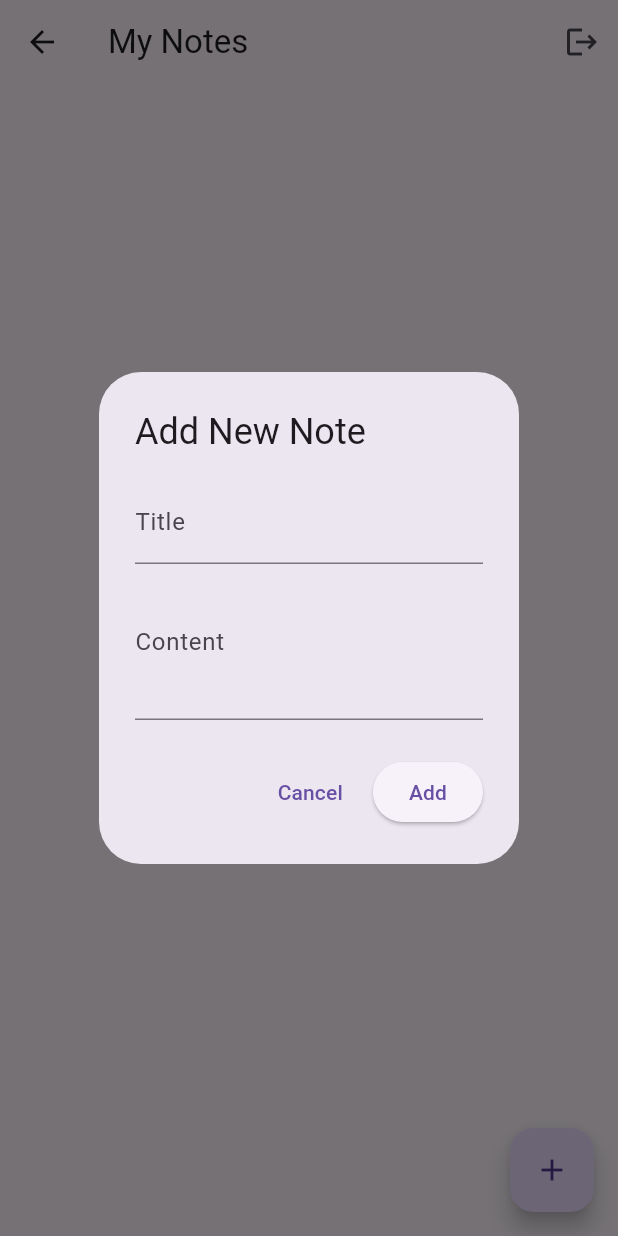
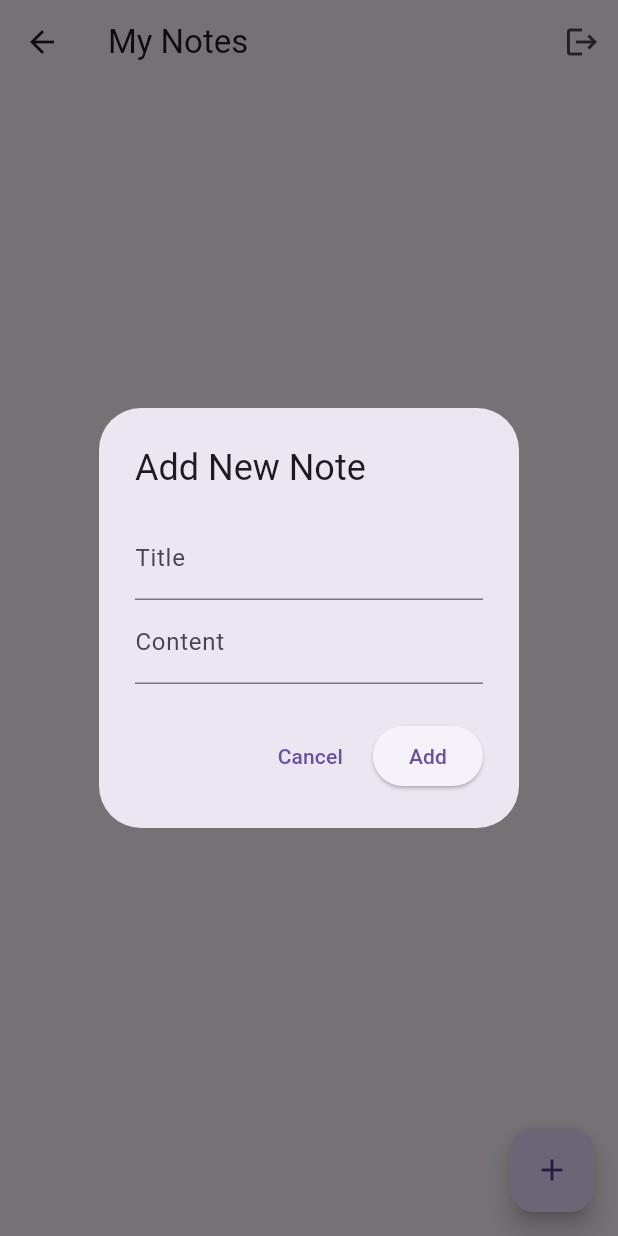
Before and after one commit to 1heodora-e/notes_app_theodora, a Flutter app: the NotesScreen screen opened directly, after a tap on the "add" icon, on a phone screen of 412 x 824 dp. Run offline on Flutter 3.47's test engine with Material 3 defaults, Android fonts, the phone set to English and light mode, and no system bars; our stand-ins replace bloc, cloud_firestore, equatable, firebase_auth, firebase_core, flutter_bloc; accounts and stored records are empty; generated files the repository leaves out were written again.

```diff
--- a/lib/cubits/auth/auth_cubit.dart
+++ b/lib/cubits/auth/auth_cubit.dart
@@ -13,7 +13,7 @@ class AuthCubit extends Cubit<AuthState> {
     try {
       await _auth.signInWithEmailAndPassword(email: email, password: password);
       emit(AuthSuccess(_auth.currentUser!));
-    } on FirebaseAuthException catch (e) { // <--- CATCH SPECIFIC FIREBASEAUTHEXCEPTIONS
+    } on FirebaseAuthException catch (e) {
       String errorMessage = 'An unknown error occurred.';
       if (e.code == 'user-not-found') {
         errorMessage = 'No user found for that email.';
@@ -35,7 +35,7 @@ class AuthCubit extends Cubit<AuthState> {
     try {
       await _auth.createUserWithEmailAndPassword(email: email, password: password);
       emit(AuthSuccess(_auth.currentUser!));
-    } on FirebaseAuthException catch (e) { // <--- CATCH SPECIFIC FIREBASEAUTHEXCEPTIONS
+    } on FirebaseAuthException catch (e) {
       String errorMessage = 'An unknown error occurred.';
       if (e.code == 'weak-password') {
         errorMessage = 'The password provided is too weak.';
@@ -56,7 +56,7 @@ class AuthCubit extends Cubit<AuthState> {
     emit(AuthLoading());
     try {
       await _auth.signOut();
-      emit(AuthInitial()); // Go back to initial state after logout
+      emit(AuthInitial());
     } catch (e) {
       emit(AuthError('Failed to sign out: ${e.toString()}'));
     }
--- a/lib/cubits/notes/notes_cubit.dart
+++ b/lib/cubits/notes/notes_cubit.dart
@@ -3,7 +3,7 @@ import 'package:bloc/bloc.dart';
 import 'package:notes_app/cubits/notes/notes_state.dart';
 import 'package:notes_app/models/note.dart';
 import 'package:notes_app/repositories/notes_repository.dart';
-import 'dart:async';
+import 'dart:async'; // For StreamSubscription
 
 class NotesCubit extends Cubit<NotesState> {
   final NotesRepository _notesRepository;
@@ -16,36 +16,39 @@ class NotesCubit extends Cubit<NotesState> {
     _notesSubscription = null;
 
     emit(NotesLoading());
+    print('NotesCubit: listenToNotes called for userId: $userId. Emitting NotesLoading.');
     try {
       _notesSubscription = _notesRepository.getNotesStream(userId).listen(
-            (notes) {
-          emit(NotesLoaded(notes)); // This keeps the list updated
+            (List<Note> notes) {
+          print('NotesCubit: Received ${notes.length} notes from stream. Emitting NotesLoaded.');
+          emit(NotesLoaded(notes));
         },
         onError: (error) {
+          print('NotesCubit: Stream error: $error');
           emit(NotesError('Failed to listen to notes: ${error.toString()}'));
         },
       );
-    } catch (e) {
+    } catch (e) { // <--- Correct catch block for the try above
+      print('NotesCubit: Error setting up listener: ${e.toString()}'); // Added .toString() for clarity
       emit(NotesError('Failed to setup notes listener: ${e.toString()}'));
     }
-  }
+  } // <--- This closes the listenToNotes method correctly
 
   @override
   Future<void> close() {
     _notesSubscription?.cancel();
+    print('NotesCubit: Closing subscription and Cubit.');
     return super.close();
   }
 
   Future<void> addNote(String userId, String title, String content) async {
     try {
       await _notesRepository.addNote(userId, title, content);
-      // Emit success, then immediately re-emit the current notes state
-      // to ensure the list is displayed correctly after the action.
-      emit(const NotesActionSuccess('Note added successfully!')); // <--- NEW LINE
-      if (state is NotesLoaded) { // Only re-emit NotesLoaded if we were already in that state
-        emit(NotesLoaded((state as NotesLoaded).notes));
-      }
+      emit(const NotesActionSuccess('Note added successfully!'));
+      print('NotesCubit: Note added. Emitting NotesActionSuccess.');
+      // The stream listener should handle updating NotesLoaded.
     } catch (e) {
+      print('NotesCubit: Failed to add note: ${e.toString()}');
       emit(NotesError('Failed to add note: ${e.toString()}'));
     }
   }
@@ -53,12 +56,11 @@ class NotesCubit extends Cubit<NotesState> {
   Future<void> updateNote(String noteId, String newTitle, String newContent) async {
     try {
       await _notesRepository.updateNote(noteId, newTitle, newContent);
-      // Emit success, then immediately re-emit the current notes state
-      emit(const NotesActionSuccess('Note updated successfully!')); // <--- NEW LINE
-      if (state is NotesLoaded) {
-        emit(NotesLoaded((state as NotesLoaded).notes));
-      }
+      emit(const NotesActionSuccess('Note updated successfully!'));
+      print('NotesCubit: Note updated. Emitting NotesActionSuccess.');
+      // The stream listener should handle updating NotesLoaded.
     } catch (e) {
+      print('NotesCubit: Failed to update note: ${e.toString()}');
       emit(NotesError('Failed to update note: ${e.toString()}'));
     }
   }
@@ -66,12 +68,11 @@ class NotesCubit extends Cubit<NotesState> {
   Future<void> deleteNote(String noteId) async {
     try {
       await _notesRepository.deleteNote(noteId);
-      // Emit success, then immediately re-emit the current notes state
-      emit(const NotesActionSuccess('Note deleted successfully!')); // <--- NEW LINE
-      if (state is NotesLoaded) {
-        emit(NotesLoaded((state as NotesLoaded).notes));
-      }
+      emit(const NotesActionSuccess('Note deleted successfully!'));
+      print('NotesCubit: Note deleted. Emitting NotesActionSuccess.');
+      // The stream listener should handle updating NotesLoaded.
     } catch (e) {
+      print('NotesCubit: Failed to delete note: ${e.toString()}');
       emit(NotesError('Failed to delete note: ${e.toString()}'));
     }
   }
--- a/lib/models/note.dart
+++ b/lib/models/note.dart
@@ -1,14 +1,15 @@
 // lib/models/note.dart
 import 'package:cloud_firestore/cloud_firestore.dart';
+import 'package:equatable/equatable.dart';
 
-class Note {
+class Note extends Equatable {
   final String id;
   final String userId;
   final String title;
   final String content;
-  final Timestamp timestamp; // Use Timestamp for consistent Firestore dates
+  final Timestamp timestamp;
 
-  Note({
+  const Note({
     required this.id,
     required this.userId,
     required this.title,
@@ -16,19 +17,17 @@ class Note {
     required this.timestamp,
   });
 
-  // Factory constructor to create a Note object from a Firestore DocumentSnapshot
   factory Note.fromFirestore(DocumentSnapshot doc) {
     final data = doc.data() as Map<String, dynamic>;
     return Note(
-      id: doc.id, // The document ID from Firestore
-      userId: data['userId'] as String? ?? '', // Handle potential null
-      title: data['title'] as String? ?? 'No Title', // Handle potential null
-      content: data['content'] as String? ?? '', // Handle potential null
-      timestamp: data['timestamp'] as Timestamp? ?? Timestamp.now(), // Handle potential null
+      id: doc.id,
+      userId: data['userId'] as String,
+      title: data['title'] as String,
+      content: data['content'] as String,
+      timestamp: data['timestamp'] as Timestamp,
     );
   }
 
-  // Method to convert a Note object to a Map for Firestore
   Map<String, dynamic> toFirestore() {
     return {
       'userId': userId,
@@ -37,4 +36,7 @@ class Note {
       'timestamp': timestamp,
     };
   }
+
+  @override
+  List<Object> get props => [id, userId, title, content, timestamp];
 }
--- a/lib/repositories/firestore_notes_repository.dart
+++ b/lib/repositories/firestore_notes_repository.dart
@@ -3,23 +3,29 @@ import 'package:cloud_firestore/cloud_firestore.dart';
 import 'package:notes_app/models/note.dart';
 import 'package:notes_app/repositories/notes_repository.dart';
 
-/// Concrete implementation of NotesRepository using Firebase Firestore.
 class FirestoreNotesRepository implements NotesRepository {
-  final FirebaseFirestore _firestore; // Instance of Firestore
+  final FirebaseFirestore _firestore;
 
-  // Constructor to receive the Firestore instance
   FirestoreNotesRepository({FirebaseFirestore? firestore})
       : _firestore = firestore ?? FirebaseFirestore.instance;
 
   @override
   Stream<List<Note>> getNotesStream(String userId) {
+    print('FirestoreNotesRepository: Setting up notes stream for userId: $userId');
     return _firestore
         .collection('notes')
         .where('userId', isEqualTo: userId)
         .orderBy('timestamp', descending: true)
-        .snapshots() // This is where the real-time stream comes from
-        .map((querySnapshot) =>
-        querySnapshot.docs.map((doc) => Note.fromFirestore(doc)).toList());
+        .snapshots()
+        .map((querySnapshot) {
+      print('FirestoreNotesRepository: Received new query snapshot! Docs count: ${querySnapshot.docs.length}');
+      for (var doc in querySnapshot.docs) {
+        print('  Doc ID: ${doc.id}, Data: ${doc.data()}');
+      }
+      final notes = querySnapshot.docs.map((doc) => Note.fromFirestore(doc)).toList();
+      print('FirestoreNotesRepository: Converted notes list length: ${notes.length}');
+      return notes;
+    });
   }
 
   @override
--- a/lib/screens/auth_screen.dart
+++ b/lib/screens/auth_screen.dart
@@ -17,7 +17,7 @@ class _AuthScreenState extends State<AuthScreen> {
   final TextEditingController _emailController = TextEditingController();
   final TextEditingController _passwordController = TextEditingController();
   bool _isLoginMode = true; // To toggle between login and signup
-  bool _isLoading = false; // To manage local loading state (though Cubit will handle global)
+
 
   @override
   void dispose() {
--- a/lib/screens/notes_screen.dart
+++ b/lib/screens/notes_screen.dart
@@ -1,8 +1,8 @@
 // lib/screens/notes_screen.dart
 import 'package:flutter/material.dart';
 import 'package:flutter_bloc/flutter_bloc.dart';
+import 'package:firebase_auth/firebase_auth.dart';
 import 'package:notes_app/cubits/auth/auth_cubit.dart';
-import 'package:notes_app/cubits/auth/auth_state.dart';
 import 'package:notes_app/cubits/notes/notes_cubit.dart';
 import 'package:notes_app/cubits/notes/notes_state.dart';
 import 'package:notes_app/models/note.dart';
@@ -15,158 +15,43 @@ class NotesScreen extends StatefulWidget {
 }
 
 class _NotesScreenState extends State<NotesScreen> {
+  final FirebaseAuth _auth = FirebaseAuth.instance;
+
   @override
   void initState() {
     super.initState();
-    final authState = context.read<AuthCubit>().state;
-    if (authState is AuthSuccess) {
-      // Call the new real-time listener method
-      context.read<NotesCubit>().listenToNotes(authState.user.uid); // <--- KEY CHANGE HERE
+    final currentUser = _auth.currentUser;
+    if (currentUser != null) {
+      context.read<NotesCubit>().listenToNotes(currentUser.uid);
+    } else {
+      print('Error: User is null in NotesScreen initState. Cannot listen to notes.');
     }
   }
 
-  // --- Functions for Note Operations ---
-  void _addNote(BuildContext context) {
-    final TextEditingController titleController = TextEditingController();
-    final TextEditingController contentController = TextEditingController();
-
-    showDialog(
-      context: context,
-      builder: (ctx) => AlertDialog(
-        title: const Text('Add New Note'),
-        content: Column(
-          mainAxisSize: MainAxisSize.min,
-          children: [
-            TextField(
-              controller: titleController,
-              decoration: const InputDecoration(labelText: 'Title'),
-            ),
-            TextField(
-              controller: contentController,
-              decoration: const InputDecoration(labelText: 'Content'),
-              maxLines: 3,
-            ),
-          ],
-        ),
-        actions: [
-          TextButton(
-            onPressed: () {
-              Navigator.of(ctx).pop();
-            },
-            child: const Text('Cancel'),
-          ),
-          ElevatedButton(
-            onPressed: () {
-              final authState = context.read<AuthCubit>().state;
-              if (authState is AuthSuccess) {
-                // Basic validation for title
-                if (titleController.text.trim().isEmpty) {
+  void _showSnackBar(BuildContext context, String message, {bool isError = false}) {
     ScaffoldMessenger.of(context).showSnackBar(
-                    const SnackBar(content: Text('Note title cannot be empty!')),
-                  );
-                  return; // Don't add if title is empty
-                }
-                context.read<NotesCubit>().addNote(
-                  authState.user.uid,
-                  titleController.text,
-                  contentController.text,
-                );
-                Navigator.of(ctx).pop(); // Close dialog
-              } else {
-                ScaffoldMessenger.of(context).showSnackBar(
-                  const SnackBar(content: Text('User not authenticated!')),
-                );
-              }
-            },
-            child: const Text('Add'),
-          ),
-        ],
-      ),
-    );
-  }
-
-  void _editNote(BuildContext context, Note note) {
-    final TextEditingController titleController = TextEditingController(text: note.title);
-    final TextEditingController contentController = TextEditingController(text: note.content);
-
-    showDialog(
-      context: context,
-      builder: (ctx) => AlertDialog(
-        title: const Text('Edit Note'),
-        content: Column(
-          mainAxisSize: MainAxisSize.min,
-          children: [
-            TextField(
-              controller: titleController,
-              decoration: const InputDecoration(labelText: 'Title'),
-            ),
-            TextField(
-              controller: contentController,
-              decoration: const InputDecoration(labelText: 'Content'),
-              maxLines: 3,
-            ),
-          ],
-        ),
-        actions: [
-          TextButton(
-            onPressed: () {
-              Navigator.of(ctx).pop();
-            },
-            child: const Text('Cancel'),
-          ),
-          ElevatedButton(
-            onPressed: () {
-              // Basic validation for title
-              if (titleController.text.trim().isEmpty) {
-                ScaffoldMessenger.of(context).showSnackBar(
-                  const SnackBar(content: Text('Note title cannot be empty!')),
-                );
-                return; // Don't save if title is empty
-              }
-              // Call the updateNote method in NotesCubit
-              context.read<NotesCubit>().updateNote(
-                note.id, // Pass the note ID
-                titleController.text,
-                contentController.text,
-              );
-              Navigator.of(ctx).pop(); // Close dialog
-            },
-            child: const Text('Save Changes'),
-          ),
-        ],
-      ),
-    );
-  }
-
-  void _deleteNote(BuildContext context, String noteId) {
-    showDialog(
-      context: context,
-      builder: (ctx) => AlertDialog(
-        title: const Text('Confirm Deletion'),
-        content: const Text('Are you sure you want to delete this note?'),
-        actions: [
-          TextButton(
-            onPressed: () {
-              Navigator.of(ctx).pop();
-            },
-            child: const Text('Cancel'),
-          ),
-          ElevatedButton(
-            onPressed: () {
-              // Call the deleteNote method in NotesCubit
-              context.read<NotesCubit>().deleteNote(noteId);
-              Navigator.of(ctx).pop(); // Close dialog
-            },
-            style: ElevatedButton.styleFrom(backgroundColor: Colors.red),
-            child: const Text('Delete'),
-          ),
-        ],
+      SnackBar(
+        content: Text(message),
+        backgroundColor: isError ? Colors.red : Colors.green,
+        duration: const Duration(seconds: 3),
       ),
     );
   }
 
   @override
   Widget build(BuildContext context) {
+    // THIS PRINT STATEMENT IS CRUCIAL FOR DEBUGGING THE UI REBUILD
+    print('NotesScreen: Builder called. Current state: ${context.watch<NotesCubit>().state}');
+
+    return BlocConsumer<NotesCubit, NotesState>(
+      listener: (context, state) {
+        if (state is NotesError) {
+          _showSnackBar(context, state.message, isError: true);
+        } else if (state is NotesActionSuccess) {
+          _showSnackBar(context, state.message);
+        }
+      },
+      builder: (context, state) {
         return Scaffold(
           appBar: AppBar(
             title: const Text('My Notes'),
@@ -174,108 +59,132 @@ class _NotesScreenState extends State<NotesScreen> {
               IconButton(
                 icon: const Icon(Icons.logout),
                 onPressed: () {
-              // Show a confirmation dialog before logging out
-              showDialog(
-                context: context,
-                builder: (ctx) => AlertDialog(
-                  title: const Text('Confirm Logout'),
-                  content: const Text('Are you sure you want to log out?'),
-                  actions: [
-                    TextButton(
-                      onPressed: () {
-                        Navigator.of(ctx).pop();
+                  context.read<AuthCubit>().signOut();
                 },
-                      child: const Text('Cancel'),
-                    ),
-                    ElevatedButton(
-                      onPressed: () {
-                        context.read<AuthCubit>().signOut();
-                        Navigator.of(ctx).pop(); // Close dialog
-                      },
-                      child: const Text('Logout'),
               ),
             ],
           ),
+          body: state is NotesLoading
+              ? const Center(child: CircularProgressIndicator())
+              : state is NotesLoaded
+              ? state.notes.isEmpty
+              ? const Center(child: Text('No notes yet. Add one!'))
+              : ListView.builder(
+            itemCount: state.notes.length,
+            itemBuilder: (context, index) {
+              final note = state.notes[index];
+              return Card(
+                key: ValueKey(note.id), // <--- ADDED THIS KEY
+                margin: const EdgeInsets.symmetric(horizontal: 10, vertical: 5),
+                child: ListTile(
+                  title: Text(note.title, style: const TextStyle(fontWeight: FontWeight.bold)),
+                  subtitle: Text(note.content),
+                  trailing: Row(
+                    mainAxisSize: MainAxisSize.min,
+                    children: [
+                      IconButton(
+                        icon: const Icon(Icons.edit, color: Colors.blue),
+                        onPressed: () => _showNoteDialog(context, note: note),
+                      ),
+                      IconButton(
+                        icon: const Icon(Icons.delete, color: Colors.red),
+                        onPressed: () {
+                          showDialog(
+                            context: context,
+                            builder: (BuildContext dialogContext) {
+                              return AlertDialog(
+                                title: const Text('Confirm Delete'),
+                                content: const Text('Are you sure you want to delete this note?'),
+                                actions: <Widget>[
+                                  TextButton(
+                                    child: const Text('Cancel'),
+                                    onPressed: () => Navigator.of(dialogContext).pop(),
+                                  ),
+                                  TextButton(
+                                    child: const Text('Delete'),
+                                    onPressed: () {
+                                      context.read<NotesCubit>().deleteNote(note.id);
+                                      Navigator.of(dialogContext).pop();
+                                    },
+                                  ),
+                                ],
+                              );
+                            },
                           );
                         },
                       ),
                     ],
                   ),
-      body: BlocConsumer<NotesCubit, NotesState>(
-        listener: (context, state) {
-          if (state is NotesError) {
-            ScaffoldMessenger.of(context).hideCurrentSnackBar();
-            ScaffoldMessenger.of(context).showSnackBar(
-              SnackBar(
-                content: Text(state.message),
-                backgroundColor: Theme.of(context).colorScheme.error,
                 ),
               );
-          }
             },
-        builder: (context, state) {
-          if (state is NotesLoading) {
-            return const Center(child: CircularProgressIndicator());
-          } else if (state is NotesLoaded) {
-            if (state.notes.isEmpty) {
-              return const Center(
-                child: Text(
-                  'No notes yet! Click the + button to add one.',
-                  textAlign: TextAlign.center,
-                  style: TextStyle(fontSize: 18, color: Colors.grey),
-                ),
-              );
-            }
-            return ListView.builder(
-              itemCount: state.notes.length,
-              itemBuilder: (ctx, index) {
-                final note = state.notes[index];
-                return Card(
-                  margin: const EdgeInsets.symmetric(horizontal: 16, vertical: 8),
-                  child: ListTile(
-                    title: Text(
-                      note.title,
-                      style: const TextStyle(fontWeight: FontWeight.bold),
-                    ),
-                    subtitle: Text(
-                      note.content,
-                      maxLines: 2,
-                      overflow: TextOverflow.ellipsis,
-                    ),
-                    trailing: Row(
-                      mainAxisSize: MainAxisSize.min,
-                      children: [
-                        IconButton(
-                          icon: const Icon(Icons.edit, color: Colors.blue),
-                          onPressed: () => _editNote(context, note),
-                        ),
-                        IconButton(
-                          icon: const Icon(Icons.delete, color: Colors.red),
-                          onPressed: () => _deleteNote(context, note.id),
-                        ),
-                      ],
-                    ),
-                    onTap: () => _editNote(context, note),
+          )
+              : state is NotesError
+              ? Center(child: Text('Error: ${state.message}'))
+              : const Center(child: Text('Press the + button to add your first note!')),
+
+          floatingActionButton: FloatingActionButton(
+            onPressed: () => _showNoteDialog(context),
+            child: const Icon(Icons.add),
           ),
         );
       },
     );
-          } else if (state is NotesError) {
-            return Center(
-              child: Text(
-                'Failed to load notes: ${state.message}',
-                textAlign: TextAlign.center,
-                style: const TextStyle(color: Colors.red, fontSize: 16),
+  }
+
+  void _showNoteDialog(BuildContext context, {Note? note}) {
+    final TextEditingController _titleController = TextEditingController(text: note?.title);
+    final TextEditingController _contentController = TextEditingController(text: note?.content);
+
+    showDialog(
+      context: context,
+      builder: (dialogContext) {
+        return AlertDialog(
+          title: Text(note == null ? 'Add New Note' : 'Edit Note'),
+          content: Column(
+            mainAxisSize: MainAxisSize.min,
+            children: [
+              TextField(
+                controller: _titleController,
+                decoration: const InputDecoration(labelText: 'Title'),
               ),
+              TextField(
+                controller: _contentController,
+                decoration: const InputDecoration(labelText: 'Content'),
+                maxLines: null,
+              ),
+            ],
+          ),
+          actions: [
+            TextButton(
+              onPressed: () => Navigator.of(dialogContext).pop(),
+              child: const Text('Cancel'),
+            ),
+            ElevatedButton(
+              onPressed: () {
+                final String title = _titleController.text.trim();
+                final String content = _contentController.text.trim();
+                if (title.isNotEmpty && content.isNotEmpty) {
+                  final currentUser = FirebaseAuth.instance.currentUser;
+                  if (currentUser != null) {
+                    if (note == null) {
+                      context.read<NotesCubit>().addNote(currentUser.uid, title, content);
+                    } else {
+                      context.read<NotesCubit>().updateNote(note.id, title, content);
+                    }
+                    Navigator.of(dialogContext).pop();
+                  } else {
+                    _showSnackBar(context, 'You must be logged in to perform this action!', isError: true);
+                  }
+                } else {
+                  _showSnackBar(context, 'Title and Content cannot be empty!', isError: true);
+                }
+              },
+              child: Text(note == null ? 'Add' : 'Update'),
+            ),
+          ],
         );
-          }
-          return const Center(child: Text('Press + to add your first note!'));
       },
-      ),
-      floatingActionButton: FloatingActionButton(
-        onPressed: () => _addNote(context),
-        child: const Icon(Icons.add),
-      ),
     );
   }
 }
--- a/pubspec.yaml
+++ b/pubspec.yaml
@@ -34,7 +34,7 @@ dependencies:
   firebase_core: ^3.15.1
   firebase_auth: ^5.6.2
   cloud_firestore: ^5.6.11
-  flutter_bloc: ^9.1.1
+  flutter_bloc: ^8.1.3
   equatable: ^2.0.5
 
 dev_dependencies:
```
Also changed, not shown: lib/main.dart (+16 -14 lines), lib/repositories/notes_repository.dart (+1 -12 lines), pubspec.lock. Lines whose indentation alone changed are shown as unchanged.
